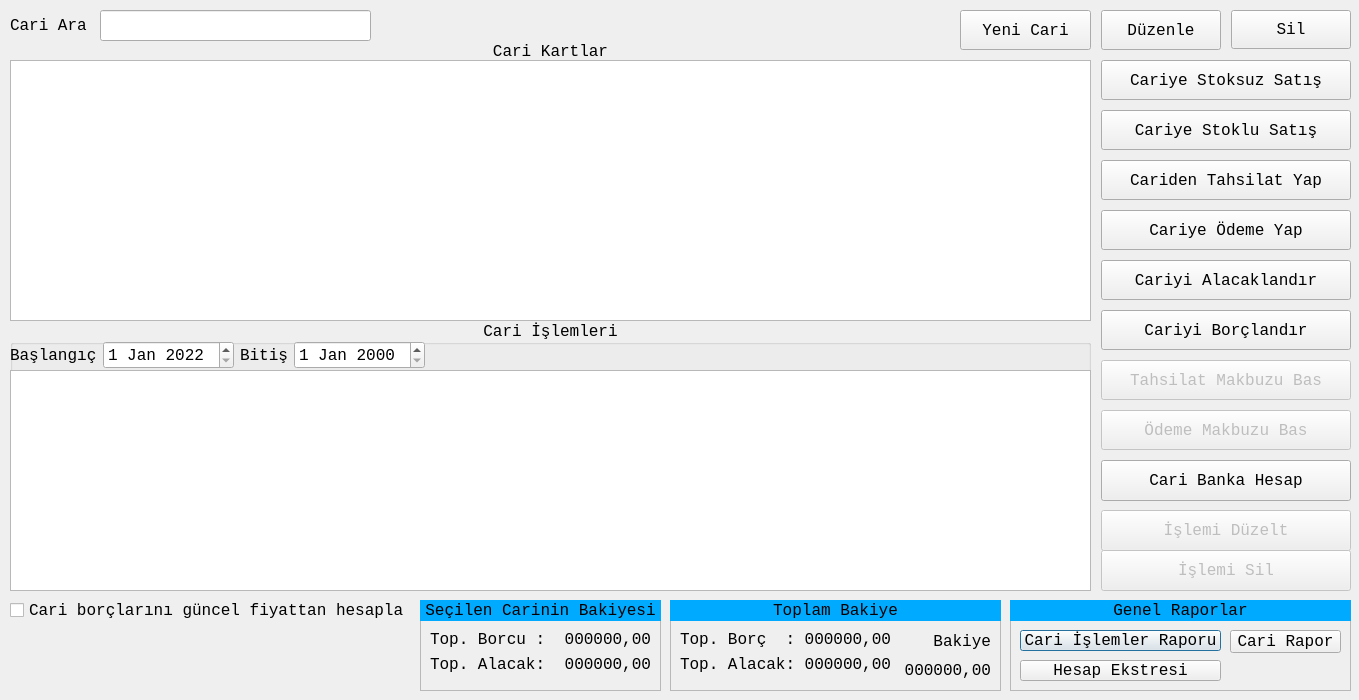
This is carikartlardialog.ui in mamoo81/bhss as Qt 5 draws it before an edit. The edited form follows.
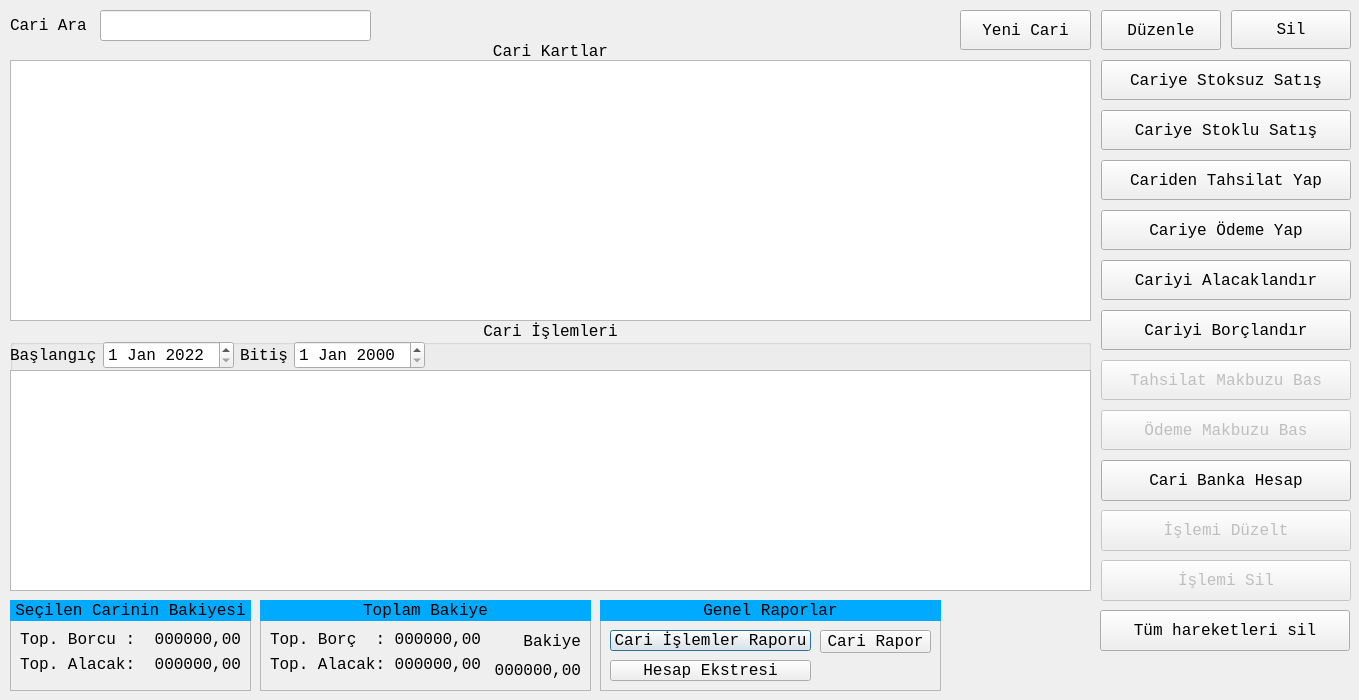
This is the edited form. Icons and pictures are not drawn.

What changed in the file:
```diff
--- a/carikartlardialog.ui
+++ b/carikartlardialog.ui
@@ -414,7 +414,7 @@
   <widget class="QFrame" name="frame">
    <property name="geometry">
     <rect>
-     <x>1010</x>
+     <x>600</x>
      <y>600</y>
      <width>341</width>
      <height>91</height>
@@ -495,7 +495,7 @@
   <widget class="QFrame" name="frame_2">
    <property name="geometry">
     <rect>
-     <x>670</x>
+     <x>260</x>
      <y>600</y>
      <width>331</width>
      <height>91</height>
@@ -723,7 +723,7 @@
   <widget class="QFrame" name="frame_3">
    <property name="geometry">
     <rect>
-     <x>420</x>
+     <x>10</x>
      <y>600</y>
      <width>241</width>
      <height>91</height>
@@ -874,7 +874,7 @@
    <property name="geometry">
     <rect>
      <x>1101</x>
-     <y>550</y>
+     <y>560</y>
      <width>250</width>
      <height>41</height>
     </rect>
@@ -896,23 +896,33 @@
     <enum>Qt::ToolButtonTextBesideIcon</enum>
    </property>
   </widget>
-  <widget class="QCheckBox" name="guncelFiyatcheckBox">
+  <widget class="QToolButton" name="tumHareketlerisiltoolButton">
+   <property name="enabled">
+    <bool>true</bool>
+   </property>
    <property name="geometry">
     <rect>
-     <x>10</x>
-     <y>600</y>
-     <width>401</width>
-     <height>21</height>
+     <x>1100</x>
+     <y>610</y>
+     <width>250</width>
+     <height>41</height>
     </rect>
    </property>
-   <property name="sizePolicy">
-    <sizepolicy hsizetype="Preferred" vsizetype="Preferred">
-     <horstretch>0</horstretch>
-     <verstretch>0</verstretch>
-    </sizepolicy>
-   </property>
    <property name="text">
-    <string>Cari borçlarını güncel fiyattan hesapla</string>
+    <string>Tüm hareketleri sil</string>
+   </property>
+   <property name="icon">
+    <iconset resource="images.qrc">
+     <normaloff>:/images/ui/delete-document-100.png</normaloff>:/images/ui/delete-document-100.png</iconset>
+   </property>
+   <property name="iconSize">
+    <size>
+     <width>32</width>
+     <height>32</height>
+    </size>
+   </property>
+   <property name="toolButtonStyle">
+    <enum>Qt::ToolButtonTextBesideIcon</enum>
    </property>
   </widget>
  </widget>
```
